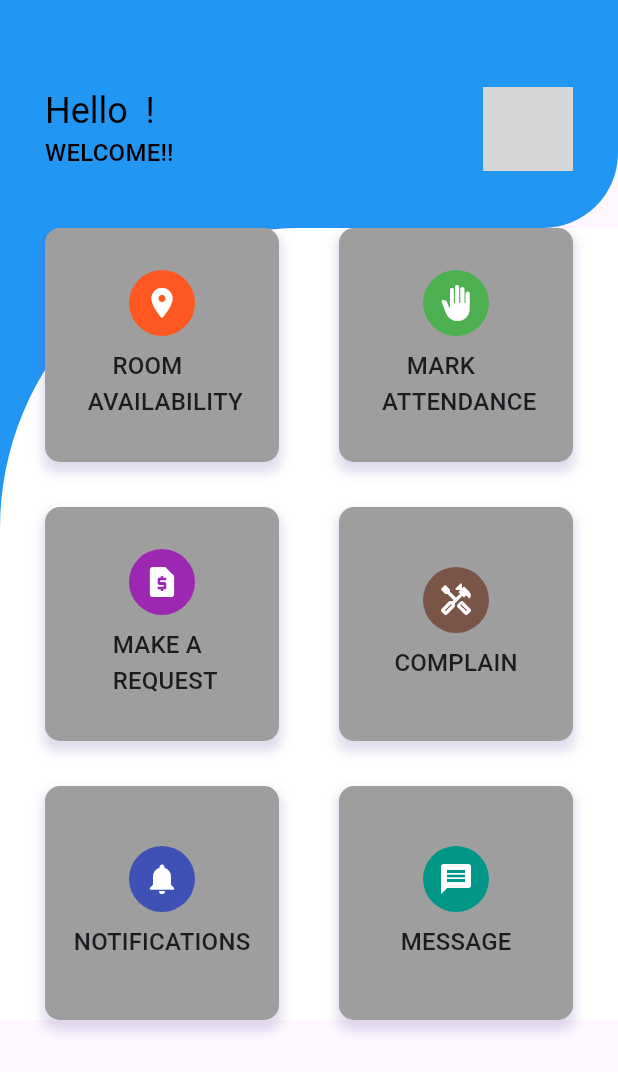
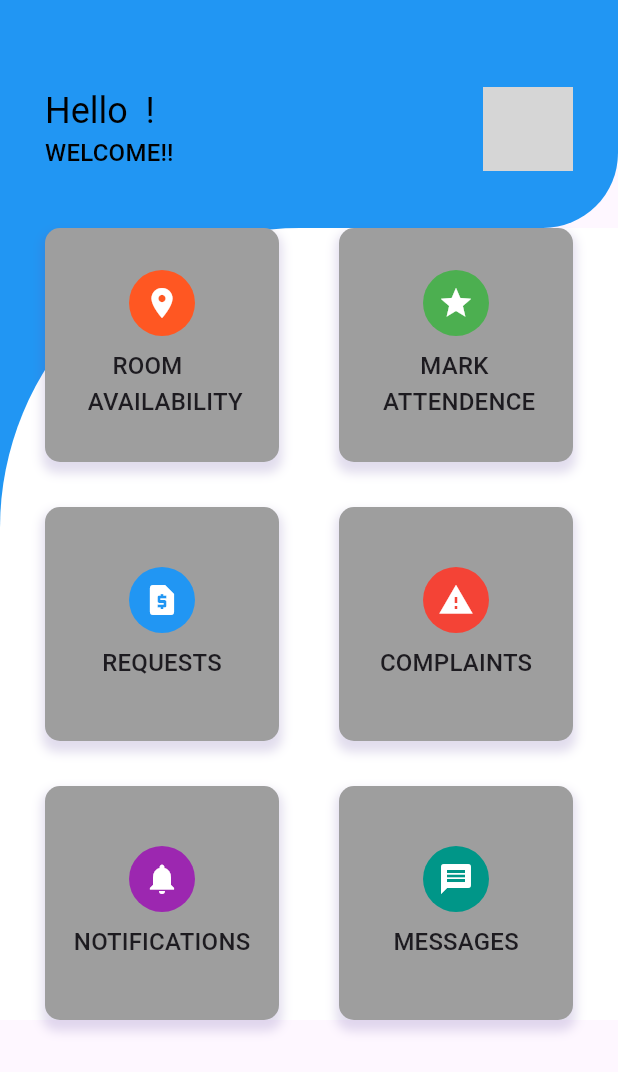
Before and after one commit to shaliniPerer/Hostel_Management_System, a Flutter app: the MyHomePage screen opened directly with empty values, on a phone screen of 412 x 824 dp. Shown: the top 1072 px of the screen. Run offline on Flutter 3.47's test engine with Material 3 defaults, Android fonts, the phone set to English and light mode, and no system bars; our stand-ins replace curved_navigation_bar; grey boxes are pictures that could not be loaded.

Commit message:
Redirection done

```diff
--- a/lib/login.dart
+++ b/lib/login.dart
@@ -161,7 +161,7 @@ class _LoginState extends State<login> {
                     Navigator.push(
                       context,
                       MaterialPageRoute(
-                        builder: (context) => student(username: username),
+                        builder: (context) => Student(username: username),
                       ),
                     );
                   },
--- a/lib/student.dart
+++ b/lib/student.dart
@@ -1,15 +1,20 @@
 import 'package:flutter/material.dart';
 import 'package:untitled1/sRoom.dart';
 import 'package:untitled1/sMark.dart';
-import 'package:untitled1/sRequest.dart'; // Import the new pages
+import 'package:untitled1/sRequest.dart';
 import 'package:untitled1/sComplain.dart';
 import 'package:untitled1/sNotifications.dart';
 import 'package:untitled1/sMessage.dart';
 
-class Student extends StatelessWidget {
+class Student extends StatefulWidget {
   final String username;
   const Student({Key? key, required this.username}) : super(key: key);
 
+  @override
+  State<Student> createState() => _StudentState();
+}
+
+class _StudentState extends State<Student> {
   @override
   Widget build(BuildContext context) {
     return MaterialApp(
@@ -18,7 +23,7 @@ class Student extends StatelessWidget {
       theme: ThemeData(
         primarySwatch: Colors.indigo,
       ),
-      home: MyHomePage(username: username),
+      home: MyHomePage(username: widget.username),
     );
   }
 }
@@ -52,12 +57,20 @@ class _MyHomePageState extends State<MyHomePage> {
                   contentPadding: const EdgeInsets.symmetric(horizontal: 30),
                   title: Text(
                     'Hello ${widget.username} !',
-                    style: Theme.of(context).textTheme.headlineSmall?.copyWith(
+                    style: Theme
+                        .of(context)
+                        .textTheme
+                        .headlineSmall
+                        ?.copyWith(
                         color: Colors.black),
                   ),
                   subtitle: Text(
                     'WELCOME!!',
-                    style: Theme.of(context).textTheme.titleMedium?.copyWith(
+                    style: Theme
+                        .of(context)
+                        .textTheme
+                        .titleMedium
+                        ?.copyWith(
                         color: Colors.black),
                   ),
                   trailing: const CircleAvatar(
@@ -84,69 +97,72 @@ class _MyHomePageState extends State<MyHomePage> {
                 crossAxisSpacing: 40,
                 mainAxisSpacing: 30,
                 children: [
-                  GestureDetector(
-                    onTap: () {
-                      print('Navigating to Room Availability');
+                  itemDashboard(
+                    '     Room \n Availability',
+                    Icons.room,
+                    Colors.deepOrange,
+                        () {
+                      print("Hiiiiiiiii");
                       Navigator.push(
                         context,
                         MaterialPageRoute(builder: (context) => sRoom()),
                       );
                     },
-                    child: itemDashboard(
-                        '     Room \n Availability',
-                        Icons.room,
-                        Colors.deepOrange),
                   ),
-                  GestureDetector(
-                    onTap: () {
+                  itemDashboard(
+                    '       Mark \n Attendence',
+                    Icons.grade,
+                    Colors.green,
+                        () {
                       Navigator.push(
                         context,
-                        MaterialPageRoute(builder: (context) => const sMark()),
+                        MaterialPageRoute(builder: (context) => sMark()),
                       );
                     },
-                    child: itemDashboard(
-                        '     Mark \n Attendance',
-                        Icons.back_hand,
-                        Colors.green),
                   ),
-                  GestureDetector(
-                    onTap: () {
+                  itemDashboard(
+                    'Requests',
+                    Icons.request_page,
+                    Colors.blue,
+                        () {
                       Navigator.push(
                         context,
                         MaterialPageRoute(builder: (context) => sRequest()),
                       );
                     },
-                    child: itemDashboard(' Make a \n Request', Icons.request_page,
-                        Colors.purple),
                   ),
-                  GestureDetector(
-                    onTap: () {
+                  itemDashboard(
+                    'Complaints',
+                    Icons.report_problem,
+                    Colors.red,
+                        () {
                       Navigator.push(
                         context,
                         MaterialPageRoute(builder: (context) => sComplain()),
                       );
                     },
-                    child: itemDashboard('Complain', Icons.handyman_outlined,
-                        Colors.brown),
                   ),
-                  GestureDetector(
-                    onTap: () {
+                  itemDashboard(
+                    'Notifications',
+                    Icons.notifications,
+                    Colors.purple,
+                        () {
                       Navigator.push(
                         context,
                         MaterialPageRoute(builder: (context) => sNotifications()),
                       );
                     },
-                    child: itemDashboard('Notifications', Icons.notifications,
-                        Colors.indigo),
                   ),
-                  GestureDetector(
-                    onTap: () {
+                  itemDashboard(
+                    'Messages',
+                    Icons.message,
+                    Colors.teal,
+                        () {
                       Navigator.push(
                         context,
                         MaterialPageRoute(builder: (context) => sMessage()),
                       );
                     },
-                    child: itemDashboard('Message', Icons.message, Colors.teal),
                   ),
                 ],
               ),
@@ -158,15 +174,20 @@ class _MyHomePageState extends State<MyHomePage> {
     );
   }
 
-  Widget itemDashboard(String title, IconData iconData, Color background) =>
-      Container(
+  Widget itemDashboard(String title, IconData iconData, Color background, VoidCallback onTap) =>
+      GestureDetector(
+        onTap: onTap,
+        child: Container(
           decoration: BoxDecoration(
               color: Colors.grey,
               borderRadius: BorderRadius.circular(10),
               boxShadow: [
                 BoxShadow(
                     offset: const Offset(0, 5),
-                  color: Theme.of(context).primaryColor.withOpacity(.2),
+                    color: Theme
+                        .of(context)
+                        .primaryColor
+                        .withOpacity(.2),
                     spreadRadius: 2,
                     blurRadius: 5)
               ]),
@@ -182,8 +203,12 @@ class _MyHomePageState extends State<MyHomePage> {
                   child: Icon(iconData, color: Colors.white)),
               const SizedBox(height: 8),
               Text(title.toUpperCase(),
-                style: Theme.of(context).textTheme.titleMedium)
+                  style: Theme
+                      .of(context)
+                      .textTheme
+                      .titleMedium)
             ],
+          ),
         ),
       );
 }
```
Lines whose indentation alone changed are shown as unchanged.
